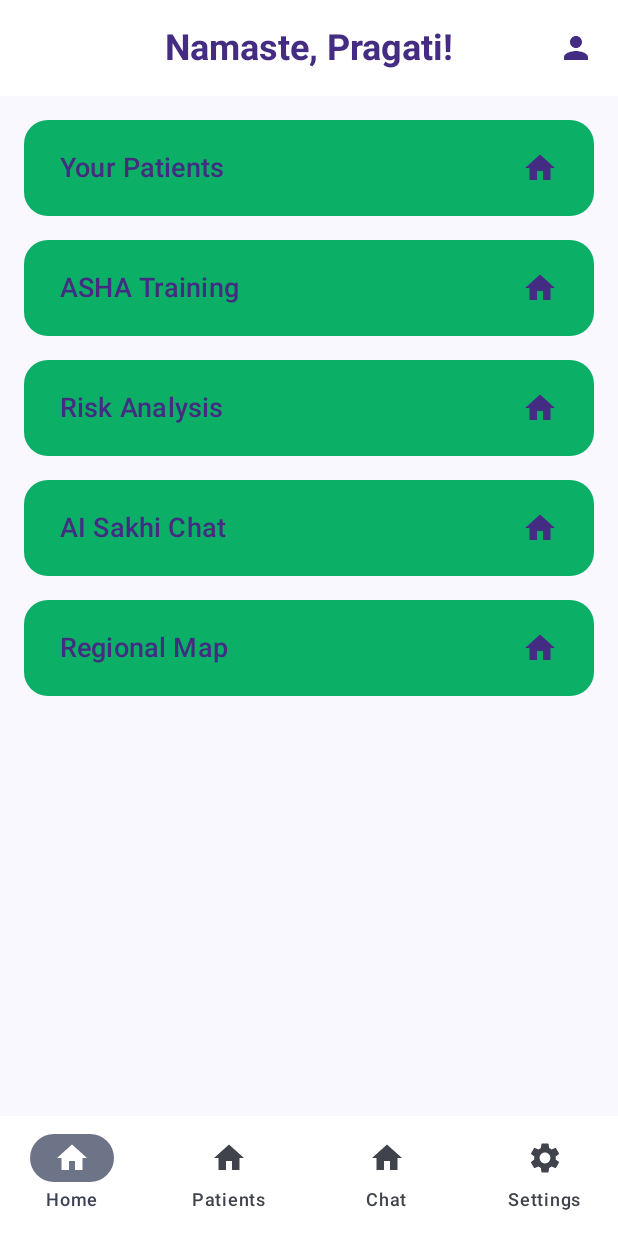
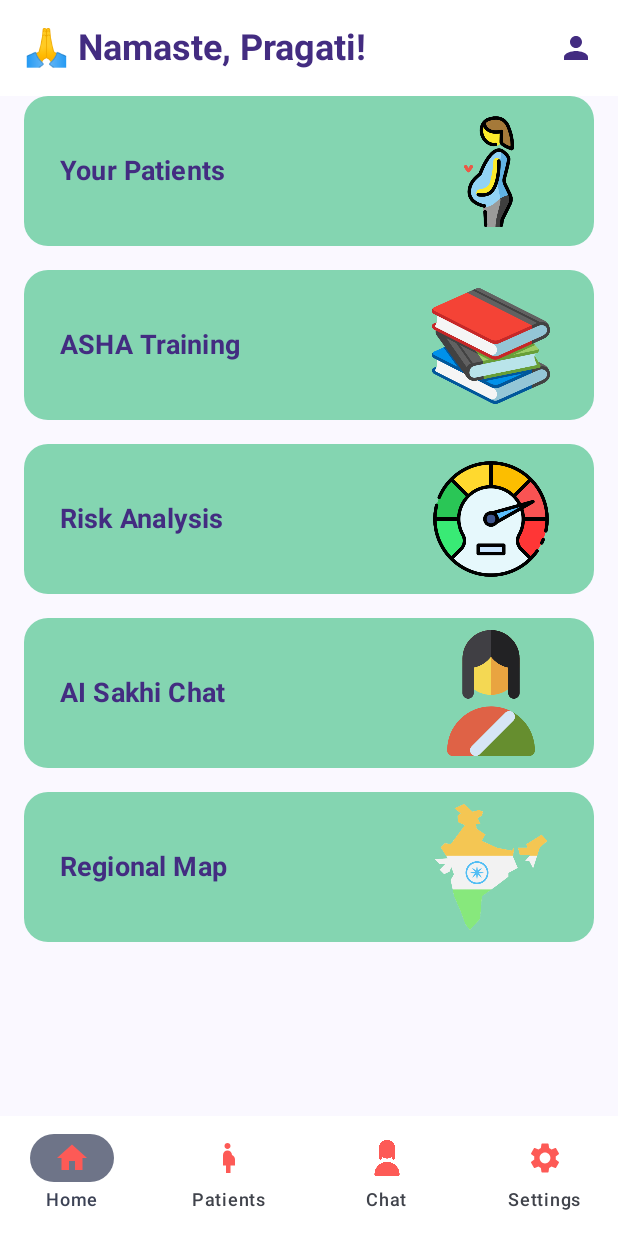
Before and after one commit to balajianbalagan/ASHA-SAKHI, an Android app built with Jetpack Compose: the @Preview function HomeScreenPreview, on a phone screen of 412 x 824 dp. Run offline under Robolectric (Android 15) with nearby library versions, the phone set to English and light mode, and no system bars.

Commit message:
Added icons in home screen, as per mock.

```diff
--- a/app/src/main/java/com/littleb01s/ashasakhichat/presentation/HomeScreen.kt
+++ b/app/src/main/java/com/littleb01s/ashasakhichat/presentation/HomeScreen.kt
@@ -1,16 +1,36 @@
 package com.littleb01s.ashasakhichat.presentation
 
-import androidx.compose.foundation.background
-import androidx.compose.foundation.layout.*
+import androidx.compose.foundation.Image
+import androidx.compose.foundation.layout.Arrangement
+import androidx.compose.foundation.layout.Row
+import androidx.compose.foundation.layout.fillMaxSize
+import androidx.compose.foundation.layout.fillMaxWidth
+import androidx.compose.foundation.layout.height
+import androidx.compose.foundation.layout.padding
+import androidx.compose.foundation.layout.size
+import androidx.compose.foundation.lazy.LazyColumn
+import androidx.compose.foundation.lazy.items
 import androidx.compose.foundation.shape.RoundedCornerShape
 import androidx.compose.material.icons.Icons
-import androidx.compose.material.icons.filled.*
-import androidx.compose.material3.*
+import androidx.compose.material.icons.filled.Home
+import androidx.compose.material.icons.filled.Person
+import androidx.compose.material.icons.filled.Settings
+import androidx.compose.material3.Button
+import androidx.compose.material3.ButtonDefaults
+import androidx.compose.material3.ExperimentalMaterial3Api
+import androidx.compose.material3.Icon
+import androidx.compose.material3.IconButton
+import androidx.compose.material3.NavigationBar
+import androidx.compose.material3.NavigationBarItem
+import androidx.compose.material3.Scaffold
+import androidx.compose.material3.Text
+import androidx.compose.material3.TopAppBar
+import androidx.compose.material3.TopAppBarDefaults
 import androidx.compose.runtime.Composable
 import androidx.compose.ui.Alignment
 import androidx.compose.ui.Modifier
 import androidx.compose.ui.graphics.Color
-import androidx.compose.ui.graphics.vector.ImageVector
+import androidx.compose.ui.res.painterResource
 import androidx.compose.ui.res.stringResource
 import androidx.compose.ui.text.font.FontWeight
 import androidx.compose.ui.tooling.preview.Preview
@@ -25,7 +45,7 @@ object Home
 
 data class DashboardButton(
     val text: String,
-    val icon: ImageVector,
+    val drawableResId: Int,
     val onClick: () -> Unit
 )
 
@@ -38,12 +58,19 @@ fun HomeScreen(
     onNavigateToChat: () -> Unit,
     onNavigateToMap: () -> Unit
 ) {
-    val buttonColor = Color(0xFF0BB066)
+    val buttonColor = Color(0xFF84D5B1)
     val textColor = Color(0xFF432C81)
+    val dashboardButtons = listOf(
+        DashboardButton(stringResource(R.string.your_patients), R.drawable.your_patients_icon, onNavigateToPatients),
+        DashboardButton(stringResource(R.string.asha_training), R.drawable.asha_training_icon, onNavigateToTraining),
+        DashboardButton(stringResource(R.string.risk_analysis), R.drawable.risk_analysis_icon, onNavigateToRiskAnalysis),
+        DashboardButton(stringResource(R.string.ai_sakhi_chat), R.drawable.ai_sakhi_chat_icon, onNavigateToChat),
+        DashboardButton(stringResource(R.string.regional_map), R.drawable.regional_maps_icon, onNavigateToMap)
+    )
 
     Scaffold(
         topBar = {
-            CenterAlignedTopAppBar(
+            TopAppBar(
                 title = {
                     Text(
                         text = stringResource(R.string.welcome_greeting, "Pragati"),
@@ -61,7 +88,7 @@ fun HomeScreen(
                         )
                     }
                 },
-                colors = TopAppBarDefaults.centerAlignedTopAppBarColors(
+                colors = TopAppBarDefaults.topAppBarColors(
                     containerColor = Color.White,
                     titleContentColor = textColor
                 )
@@ -73,25 +100,36 @@ fun HomeScreen(
                 tonalElevation = 8.dp
             ) {
                 NavigationBarItem(
-                    icon = { Icon(Icons.Default.Home, stringResource(R.string.home)) },
+                    icon = { Icon(Icons.Default.Home, stringResource(R.string.home), Modifier.size(24.dp),Color(red = 253, green = 90, blue = 86)) },
                     label = { Text(stringResource(R.string.home)) },
                     selected = true,
                     onClick = { }
                 )
                 NavigationBarItem(
-                    icon = { Icon(Icons.Filled.Home, stringResource(R.string.patients)) },
+                    icon = {
+                        Icon(painterResource(id = R.drawable.baseline_pregnant_woman_24),
+                            contentDescription = stringResource(R.string.patients),
+                            tint = Color(red = 253, green = 90, blue = 86),
+                            modifier = Modifier.size(24.dp)
+                        )
+                    },
                     label = { Text(stringResource(R.string.patients)) },
                     selected = false,
                     onClick = { }
                 )
                 NavigationBarItem(
-                    icon = { Icon(Icons.Filled.Home, stringResource(R.string.chat)) },
+                    icon = {
+                        Icon(painterResource(id = R.drawable.ai_sakhi_chat_icon),
+                            contentDescription = stringResource(R.string.chat),
+                            tint = Color(red = 253, green = 90, blue = 86),
+                            modifier = Modifier.size(24.dp))
+                    },
                     label = { Text(stringResource(R.string.chat)) },
                     selected = false,
                     onClick = { }
                 )
                 NavigationBarItem(
-                    icon = { Icon(Icons.Default.Settings, stringResource(R.string.settings)) },
+                    icon = { Icon(Icons.Default.Settings, stringResource(R.string.settings), Modifier.size(24.dp),Color(red = 253, green = 90, blue = 86)) },
                     label = { Text(stringResource(R.string.settings)) },
                     selected = false,
                     onClick = { }
@@ -99,25 +137,19 @@ fun HomeScreen(
             }
         }
     ) { padding ->
-        Column(
+        LazyColumn(
             modifier = Modifier
                 .fillMaxSize()
                 .padding(padding)
-                .padding(16.dp),
+                .padding(horizontal = 16.dp),
             verticalArrangement = Arrangement.spacedBy(16.dp)
         ) {
-            val dashboardButtons = listOf(
-                DashboardButton(stringResource(R.string.your_patients), Icons.Filled.Home, onNavigateToPatients),
-                DashboardButton(stringResource(R.string.asha_training), Icons.Filled.Home, onNavigateToTraining),
-                DashboardButton(stringResource(R.string.risk_analysis), Icons.Filled.Home, onNavigateToRiskAnalysis),
-                DashboardButton(stringResource(R.string.ai_sakhi_chat), Icons.Filled.Home, onNavigateToChat),
-                DashboardButton(stringResource(R.string.regional_map), Icons.Filled.Home, onNavigateToMap)
-            )
 
-            dashboardButtons.forEach { button ->
+
+            items(dashboardButtons) { button ->
                 DashboardButtonItem(
                     text = button.text,
-                    icon = button.icon,
+                    drawableResId = button.drawableResId,
                     onClick = button.onClick,
                     buttonColor = buttonColor,
                     textColor = textColor
@@ -130,7 +162,7 @@ fun HomeScreen(
 @Composable
 fun DashboardButtonItem(
     text: String,
-    icon: ImageVector,
+    drawableResId: Int,
     onClick: () -> Unit,
     buttonColor: Color,
     textColor: Color
@@ -139,7 +171,7 @@ fun DashboardButtonItem(
         onClick = onClick,
         modifier = Modifier
             .fillMaxWidth()
-            .height(64.dp),
+            .height(100.dp),
         shape = RoundedCornerShape(16.dp),
         colors = ButtonDefaults.buttonColors(
             containerColor = buttonColor
@@ -154,12 +186,12 @@ fun DashboardButtonItem(
                 text = text,
                 color = textColor,
                 fontSize = 18.sp,
-                fontWeight = FontWeight.Medium
+                fontWeight = FontWeight.Bold
             )
-            Icon(
-                imageVector = icon,
-                contentDescription = null,
-                tint = textColor
+            Image(
+                painter = painterResource(id = drawableResId),
+                contentDescription = text,
+                modifier = Modifier.size(90.dp)
             )
         }
     }
--- /dev/null
+++ b/app/src/main/res/drawable/baseline_pregnant_woman_24.xml
@@ -0,0 +1,5 @@
+<vector xmlns:android="http://schemas.android.com/apk/res/android" android:height="24dp" android:tint="#000000" android:viewportHeight="24" android:viewportWidth="24" android:width="24dp">
+
+    <path android:fillColor="@android:color/white" android:pathData="M9,4c0,-1.11 0.89,-2 2,-2s2,0.89 2,2s-0.89,2 -2,2S9,5.11 9,4zM16,13c-0.01,-1.34 -0.83,-2.51 -2,-3c0,-1.66 -1.34,-3 -3,-3s-3,1.34 -3,3v7h2v5h3v-5h3V13z"/>
+
+</vector>
--- a/app/src/main/res/values/strings.xml
+++ b/app/src/main/res/values/strings.xml
@@ -4,7 +4,7 @@
     <string name="welcome_title">ASHA\nSakhi</string>
     <string name="welcome_subtitle">Your AI-Powered Sakhi for Safer Motherhood!</string>
     <string name="get_started">Get Started</string>
-    <string name="welcome_greeting">Namaste, %1$s!</string>
+    <string name="welcome_greeting">🙏 Namaste, %1$s!</string>
     <string name="welcome_back">Welcome Back</string>
     <string name="phone_number">Phone Number</string>
     <string name="password">Password</string>
```
Also changed, not shown: app/src/main/res/drawable/ai_sakhi_chat_icon.png (added), app/src/main/res/drawable/asha_training_icon.png (added), app/src/main/res/drawable/regional_maps_icon.png (added), app/src/main/res/drawable/risk_analysis_icon.png (added), app/src/main/res/drawable/your_patients_icon.png (added), 1 other file.
